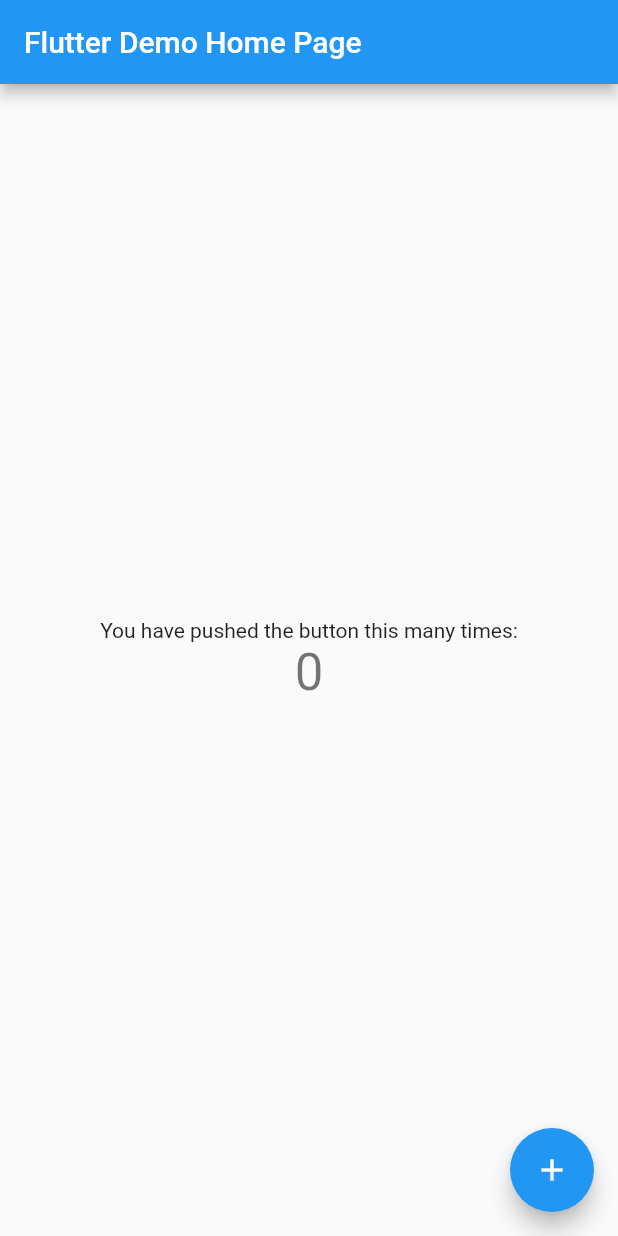
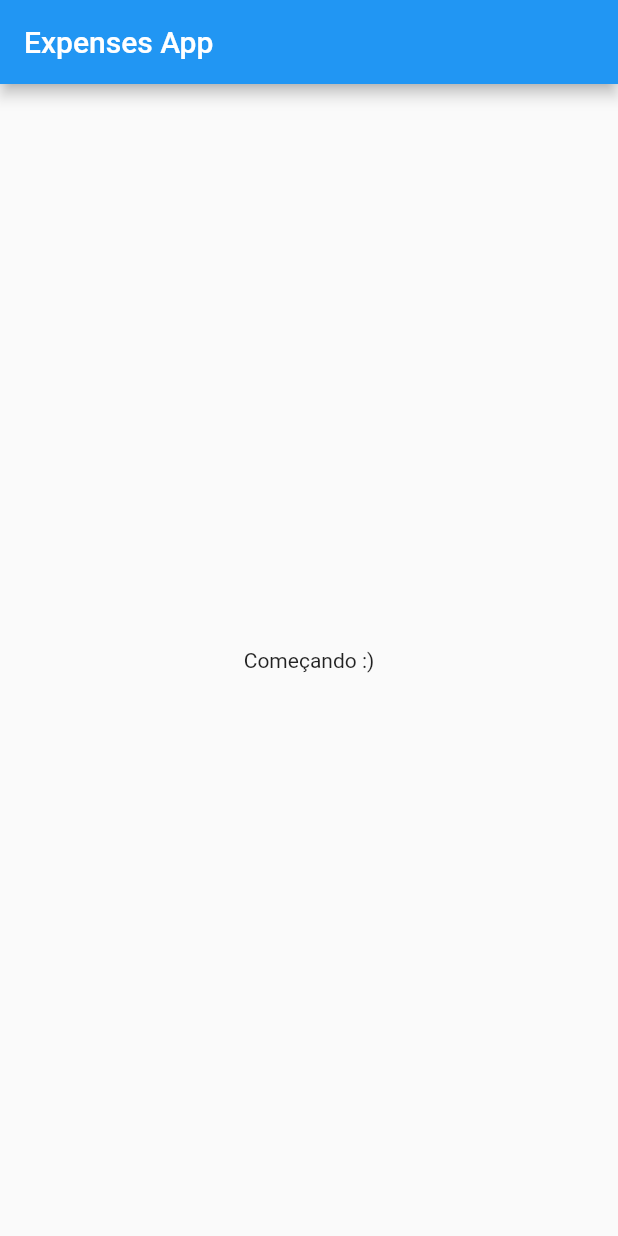
Before and after one commit to Offerreiraa/selfFinancialApp, a Flutter app: the screen it shows after launch, on a phone screen of 412 x 824 dp. Run offline on Flutter 3.47's test engine with Material 2 defaults, Android fonts, the phone set to English and light mode, and no system bars.

Commit message:
Começando o Projeto :)

```diff
--- a/lib/main.dart
+++ b/lib/main.dart
@@ -1,115 +1,30 @@
 import 'package:flutter/material.dart';
 
-void main() {
-  runApp(const MyApp());
-}
+void main() => runApp(const ExpensesApp());
 
-class MyApp extends StatelessWidget {
-  const MyApp({super.key});
+class ExpensesApp extends StatelessWidget {
+  const ExpensesApp({super.key});
 
-  // This widget is the root of your application.
   @override
   Widget build(BuildContext context) {
-    return MaterialApp(
-      title: 'Flutter Demo',
-      theme: ThemeData(
-        // This is the theme of your application.
-        //
-        // Try running your application with "flutter run". You'll see the
-        // application has a blue toolbar. Then, without quitting the app, try
-        // changing the primarySwatch below to Colors.green and then invoke
-        // "hot reload" (press "r" in the console where you ran "flutter run",
-        // or simply save your changes to "hot reload" in a Flutter IDE).
-        // Notice that the counter didn't reset back to zero; the application
-        // is not restarted.
-        primarySwatch: Colors.blue,
-      ),
-      home: const MyHomePage(title: 'Flutter Demo Home Page'),
+    return const MaterialApp(
+      home: MyHomePage(),
     );
   }
 }
 
-class MyHomePage extends StatefulWidget {
-  const MyHomePage({super.key, required this.title});
-
-  // This widget is the home page of your application. It is stateful, meaning
-  // that it has a State object (defined below) that contains fields that affect
-  // how it looks.
-
-  // This class is the configuration for the state. It holds the values (in this
-  // case the title) provided by the parent (in this case the App widget) and
-  // used by the build method of the State. Fields in a Widget subclass are
-  // always marked "final".
-
-  final String title;
-
-  @override
-  State<MyHomePage> createState() => _MyHomePageState();
-}
-
-class _MyHomePageState extends State<MyHomePage> {
-  int _counter = 0;
-
-  void _incrementCounter() {
-    setState(() {
-      // This call to setState tells the Flutter framework that something has
-      // changed in this State, which causes it to rerun the build method below
-      // so that the display can reflect the updated values. If we changed
-      // _counter without calling setState(), then the build method would not be
-      // called again, and so nothing would appear to happen.
-      _counter++;
-    });
-  }
+class MyHomePage extends StatelessWidget {
+  const MyHomePage({super.key});
 
   @override
   Widget build(BuildContext context) {
-    // This method is rerun every time setState is called, for instance as done
-    // by the _incrementCounter method above.
-    //
-    // The Flutter framework has been optimized to make rerunning build methods
-    // fast, so that you can just rebuild anything that needs updating rather
-    // than having to individually change instances of widgets.
     return Scaffold(
       appBar: AppBar(
-        // Here we take the value from the MyHomePage object that was created by
-        // the App.build method, and use it to set our appbar title.
-        title: Text(widget.title),
+        title: const Text("Expenses App"),
       ),
-      body: Center(
-        // Center is a layout widget. It takes a single child and positions it
-        // in the middle of the parent.
-        child: Column(
-          // Column is also a layout widget. It takes a list of children and
-          // arranges them vertically. By default, it sizes itself to fit its
-          // children horizontally, and tries to be as tall as its parent.
-          //
-          // Invoke "debug painting" (press "p" in the console, choose the
-          // "Toggle Debug Paint" action from the Flutter Inspector in Android
-          // Studio, or the "Toggle Debug Paint" command in Visual Studio Code)
-          // to see the wireframe for each widget.
-          //
-          // Column has various properties to control how it sizes itself and
-          // how it positions its children. Here we use mainAxisAlignment to
-          // center the children vertically; the main axis here is the vertical
-          // axis because Columns are vertical (the cross axis would be
-          // horizontal).
-          mainAxisAlignment: MainAxisAlignment.center,
-          children: <Widget>[
-            const Text(
-              'You have pushed the button this many times:',
-            ),
-            Text(
-              '$_counter',
-              style: Theme.of(context).textTheme.headlineMedium,
-            ),
-          ],
-        ),
+      body: const Center(
+        child: Text('Começando :)'),
       ),
-      floatingActionButton: FloatingActionButton(
-        onPressed: _incrementCounter,
-        tooltip: 'Increment',
-        child: const Icon(Icons.add),
-      ), // This trailing comma makes auto-formatting nicer for build methods.
     );
   }
 }
```
Also changed, not shown: 1 other file.
